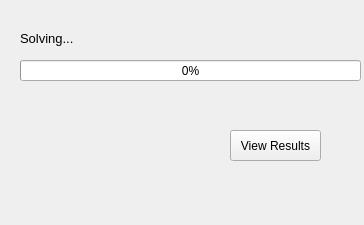
This is App/executewindow.ui in NarekAt/GreedyGenes as Qt 5 draws it before an edit. The edited form follows.
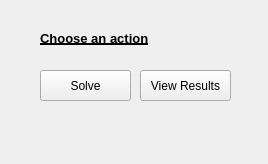
This is the edited form.

Commit message: QProgressDialog integration in problemsolvingengine.

What changed in the file:
```diff
--- a/App/executewindow.ui
+++ b/App/executewindow.ui
@@ -6,50 +6,40 @@
    <rect>
     <x>0</x>
     <y>0</y>
-    <width>364</width>
-    <height>225</height>
+    <width>268</width>
+    <height>164</height>
    </rect>
   </property>
   <property name="windowTitle">
    <string>Execute</string>
   </property>
   <widget class="QWidget" name="centralwidget">
-   <widget class="QProgressBar" name="progressBar">
-    <property name="geometry">
-     <rect>
-      <x>20</x>
-      <y>60</y>
-      <width>341</width>
-      <height>21</height>
-     </rect>
-    </property>
-    <property name="value">
-     <number>0</number>
-    </property>
-   </widget>
    <widget class="QLabel" name="label">
     <property name="geometry">
      <rect>
-      <x>20</x>
+      <x>40</x>
       <y>30</y>
-      <width>71</width>
+      <width>141</width>
       <height>16</height>
      </rect>
     </property>
     <property name="font">
      <font>
       <pointsize>10</pointsize>
+      <weight>75</weight>
+      <bold>true</bold>
+      <underline>true</underline>
      </font>
     </property>
     <property name="text">
-     <string>Solving...</string>
+     <string>Choose an action</string>
     </property>
    </widget>
    <widget class="QPushButton" name="pushButton">
     <property name="geometry">
      <rect>
-      <x>230</x>
-      <y>130</y>
+      <x>140</x>
+      <y>70</y>
       <width>91</width>
       <height>31</height>
      </rect>
@@ -58,6 +48,19 @@
      <string>View Results</string>
     </property>
    </widget>
+   <widget class="QPushButton" name="solveButton">
+    <property name="geometry">
+     <rect>
+      <x>40</x>
+      <y>70</y>
+      <width>91</width>
+      <height>31</height>
+     </rect>
+    </property>
+    <property name="text">
+     <string>Solve</string>
+    </property>
+   </widget>
   </widget>
   <widget class="QMenuBar" name="menubar">
    <property name="geometry">
```
Left out of the diff: 4 changed lines with no effect on the pictures. The commit also changes 4 other files.
